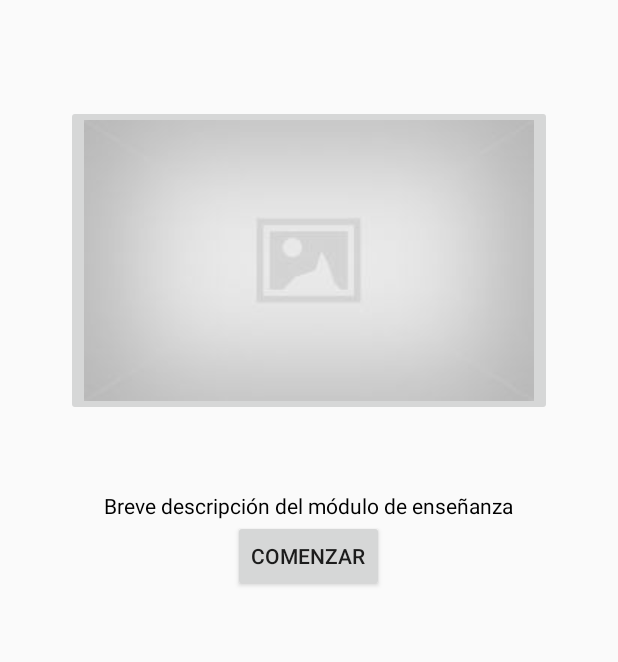
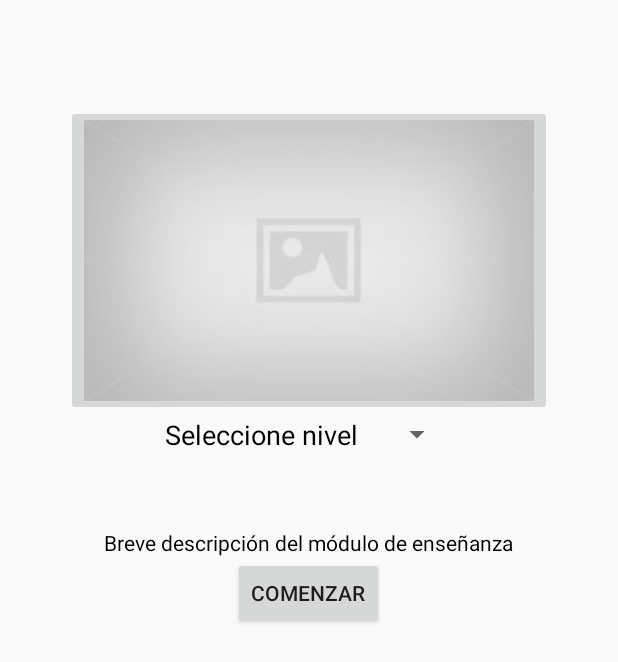
Before and after one commit to martintama/louis-app, an Android app: the layout fragment_exercise_pre.xml on its own in the app's theme, with its tools: preview values and no code run, on a phone screen of 412 x 824 dp. Shown: the top 662 px of the screen. Run offline under Robolectric (Android 15) with nearby library versions, the phone set to English and light mode, and no system bars.

Commit message:
Various features and bugfixes
- Added indicator to userlist for current user
- Added level selector in abecedario
- Added acuted characters into the free course
- Fixed display of next level in abecedario
- Fixed display of next level and repeat level only when using abecedario
- Fixed time diplay in stats

```diff
--- a/app/src/main/java/com/inclutec/louis/exercises/ExerciseLibre.java
+++ b/app/src/main/java/com/inclutec/louis/exercises/ExerciseLibre.java
@@ -10,8 +10,8 @@ import java.util.concurrent.ThreadLocalRandom;
  */
 public class ExerciseLibre implements BrailleExercise {
 
-    //String universe = "abcdefghijklmnñopqrstuvwxyz!?#";
-    String universe = "abcdefghijklmnopqrstuvwxyz!#";
+    String universe = "abcdefghijklmnñopqrstuvwxyz!?#áéíóñü";
+    //String universe = "abcdefghijklmnopqrstuvwxyz!#";
 
     @Override
     public void initializeExercise() {
--- a/app/src/main/java/com/inclutec/louis/ui/StatsActivity.java
+++ b/app/src/main/java/com/inclutec/louis/ui/StatsActivity.java
@@ -122,7 +122,10 @@ public class StatsActivity extends LouisActivity {
 
                 }
 
-                txtTime.setText(fila[1]);
+                int minutes = Integer.parseInt(fila[1]) / 60;
+                int seconds = Integer.parseInt(fila[1]) - minutes*60;
+
+                txtTime.setText(String.format("%02d:%02d", minutes, seconds));
                 txtHits.setText(fila[2]);
                 txtMiss.setText(fila[3]);
             }
--- a/app/src/main/res/layout/fragment_exercise_pre.xml
+++ b/app/src/main/res/layout/fragment_exercise_pre.xml
@@ -12,6 +12,30 @@
         android:src="@drawable/placeholder"
         android:layout_marginTop="70dp" />
 
+    <LinearLayout xmlns:android="http://schemas.android.com/apk/res/android"
+        xmlns:tools="http://schemas.android.com/tools"
+        android:layout_width="match_parent"
+        android:layout_height="wrap_content"
+        android:orientation="horizontal"
+        android:id="@+id/levelSelectorRow"
+        android:gravity="center_horizontal">
+
+
+        <TextView
+            android:layout_width="wrap_content"
+            android:layout_height="wrap_content"
+            android:textAppearance="?android:attr/textAppearanceMedium"
+            android:text="Seleccione nivel"
+            android:id="@+id/textView9"
+            android:layout_marginRight="15dp" />
+
+        <Spinner
+            android:id="@+id/levelSelector"
+            android:layout_width="wrap_content"
+            android:layout_height="wrap_content"
+            android:padding="2dp"/>
+
+    </LinearLayout>
     <TextView
         android:layout_width="wrap_content"
         android:layout_height="wrap_content"
--- a/app/src/main/res/layout/fragment_exercise_result.xml
+++ b/app/src/main/res/layout/fragment_exercise_result.xml
@@ -2,8 +2,7 @@
 <LinearLayout xmlns:android="http://schemas.android.com/apk/res/android"
     android:orientation="vertical" android:layout_width="match_parent"
     android:layout_height="match_parent"
-    android:gravity="center_horizontal"
-    android:padding="16dp">
+    android:gravity="center_horizontal">
 
     <TableLayout
         android:id="@+id/table"
--- a/app/src/main/res/menu/menu_main.xml
+++ b/app/src/main/res/menu/menu_main.xml
@@ -4,7 +4,7 @@
     <item android:id="@+id/action_settings" android:title="@string/action_settings"
         android:orderInCategory="100" android:visible="false" app:showAsAction="never" />
     <item android:id="@+id/action_export" android:title="Export DB"
-        android:orderInCategory="99" android:visible="true" />
+        android:orderInCategory="99" android:visible="false" />
     <item android:id="@+id/action_connect" android:title="Connect"
         android:orderInCategory="98" android:visible="true"/>
     <item android:id="@+id/action_disconnect" android:title="Disconnect"
```
Also changed, not shown: app/src/main/java/com/inclutec/louis/adapters/UserListDataAdapter.java (+12 -5 lines), app/src/main/java/com/inclutec/louis/exercises/ExerciseAbecedario.java (+4 -4 lines), app/src/main/java/com/inclutec/louis/lib/LouisDeviceConnector.java (+13 -5 lines), app/src/main/java/com/inclutec/louis/ui/fragments/ExercisePreFragment.java (+38 -1 lines), app/src/main/java/com/inclutec/louis/ui/fragments/ExerciseResultFragment.java (+6 -5 lines), app/src/main/java/com/inclutec/louis/ui/fragments/ProfileMainFragment.java (+5 -3 lines), app/src/main/res/drawable/braille_char_12.png (deleted), app/src/main/res/drawable/braille_char_34.png (deleted), app/src/main/res/drawable/braille_char_56.png (deleted).
